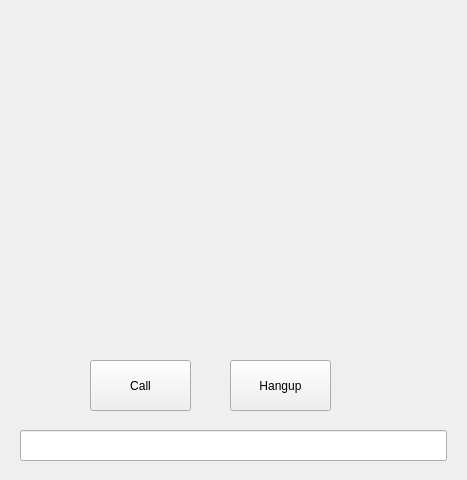
Old version of the form videopanzer/mainwindow.ui in the repository CrazyLlama98/Streamique.
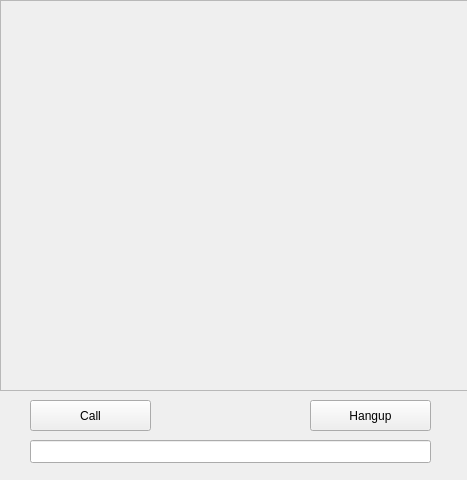
New version of the form.

Commit message: * the video stream is now inside a qwidget

```diff
--- a/videopanzer/mainwindow.ui
+++ b/videopanzer/mainwindow.ui
@@ -14,13 +14,46 @@
    <string>MetaVoIP</string>
   </property>
   <widget class="QWidget" name="centralWidget">
+   <widget class="QFrame" name="videoWidgetHolder">
+    <property name="geometry">
+     <rect>
+      <x>0</x>
+      <y>0</y>
+      <width>471</width>
+      <height>391</height>
+     </rect>
+    </property>
+    <property name="frameShape">
+     <enum>QFrame::StyledPanel</enum>
+    </property>
+    <property name="frameShadow">
+     <enum>QFrame::Raised</enum>
+    </property>
+    <layout class="QVBoxLayout" name="holderLayout">
+     <property name="spacing">
+      <number>0</number>
+     </property>
+     <property name="leftMargin">
+      <number>0</number>
+     </property>
+     <property name="topMargin">
+      <number>0</number>
+     </property>
+     <property name="rightMargin">
+      <number>0</number>
+     </property>
+     <property name="bottomMargin">
+      <number>0</number>
+     </property>
+    </layout>
+   </widget>
    <widget class="QLineEdit" name="number">
     <property name="geometry">
      <rect>
-      <x>20</x>
-      <y>430</y>
-      <width>427</width>
-      <height>31</height>
+      <x>30</x>
+      <y>440</y>
+      <width>401</width>
+      <height>23</height>
      </rect>
     </property>
     <property name="font">
@@ -44,10 +77,10 @@
    <widget class="QPushButton" name="callButton">
     <property name="geometry">
      <rect>
-      <x>90</x>
-      <y>360</y>
-      <width>101</width>
-      <height>51</height>
+      <x>30</x>
+      <y>400</y>
+      <width>121</width>
+      <height>31</height>
      </rect>
     </property>
     <property name="text">
@@ -57,10 +90,10 @@
    <widget class="QPushButton" name="hangupButton">
     <property name="geometry">
      <rect>
-      <x>230</x>
-      <y>360</y>
-      <width>101</width>
-      <height>51</height>
+      <x>310</x>
+      <y>400</y>
+      <width>121</width>
+      <height>31</height>
      </rect>
     </property>
     <property name="text">
```
The commit also changes 12 other files.
